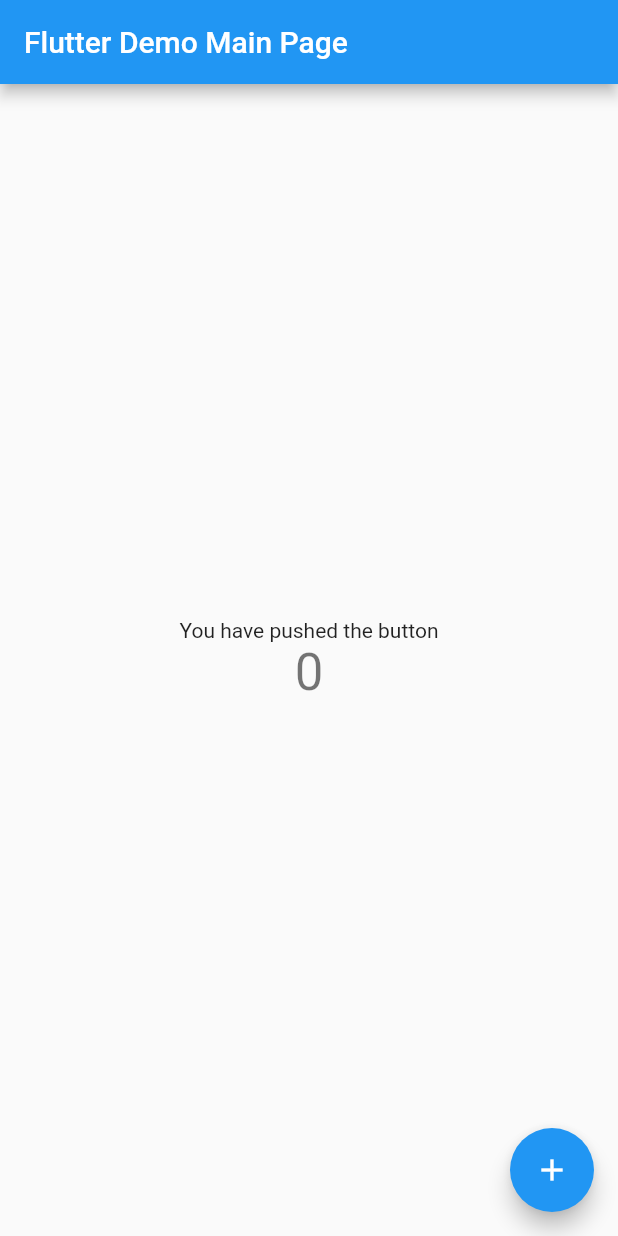
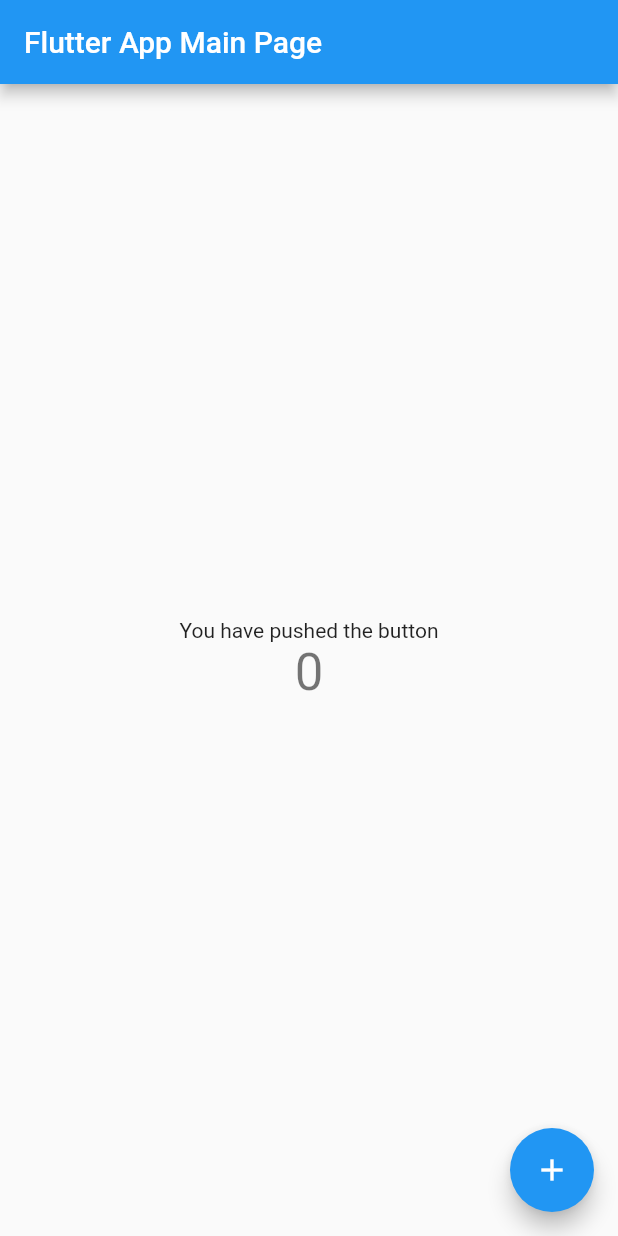
Before and after one commit to NkululekoMbhele/flutter-project-1-color-grid, a Flutter app: the screen it shows after launch, on a phone screen of 412 x 824 dp. Run offline on Flutter 3.47's test engine with Material 2 defaults, Android fonts, the phone set to English and light mode, and no system bars.

Commit message:
Test push

```diff
--- a/lib/main.dart
+++ b/lib/main.dart
@@ -22,7 +22,7 @@ class MyApp extends StatelessWidget {
         // is not restarted.
         primarySwatch: Colors.blue,
       ),
-      home: MyHomePage(title: 'Flutter Demo Main Page'),
+      home: MyHomePage(title: 'Flutter App Main Page'),
     );
   }
 }
```
